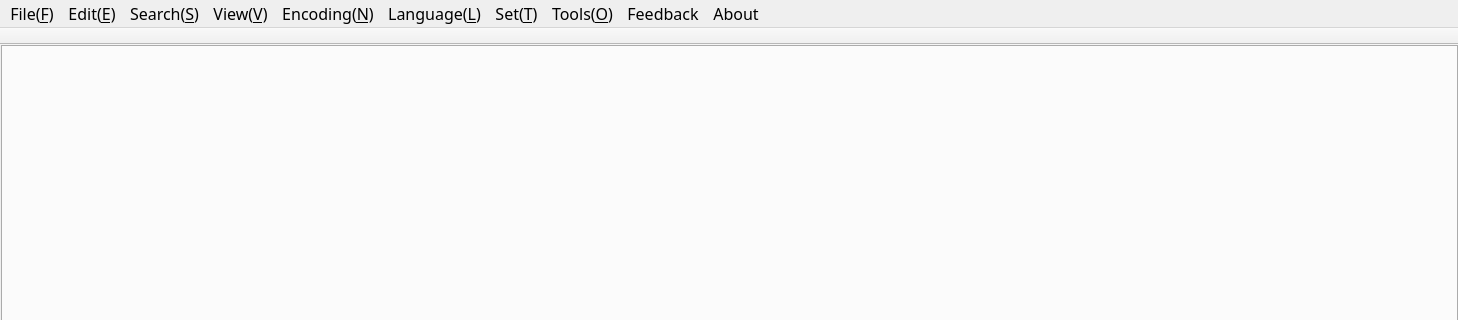
Old version of the form src/cceditor/ccnotepad.ui in the repository cxasm/notepad--; both pictures show x 0 to 1458 and y 0 to 320 of the 1458 by 789 pixel window.
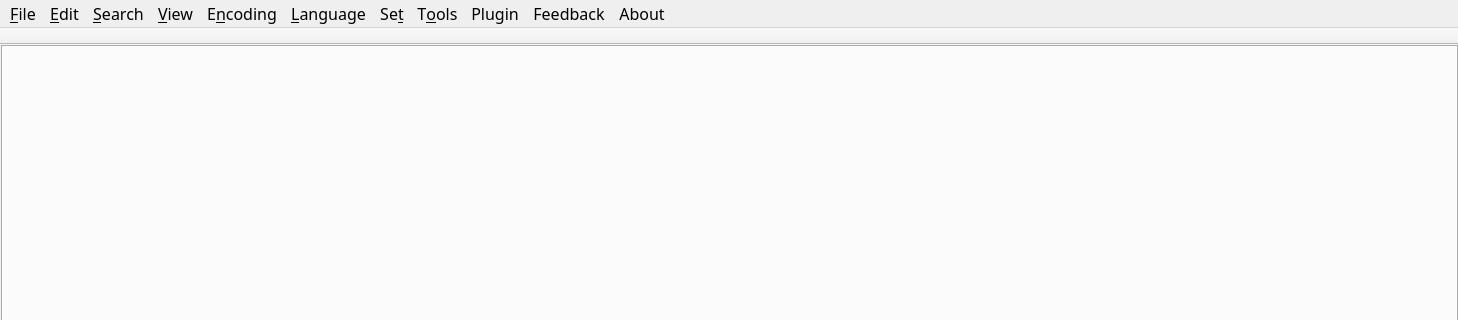
New version of the form. Icons and pictures are not drawn.

What changed in the file:
```diff
--- a/src/cceditor/ccnotepad.ui
+++ b/src/cceditor/ccnotepad.ui
@@ -79,7 +79,7 @@
      <x>0</x>
      <y>0</y>
      <width>1458</width>
-     <height>23</height>
+     <height>27</height>
     </rect>
    </property>
    <widget class="QMenu" name="menuFile">
@@ -87,7 +87,7 @@
      <enum>Qt::LeftToRight</enum>
     </property>
     <property name="title">
-     <string>File(&amp;F)</string>
+     <string>&amp;File</string>
     </property>
     <addaction name="actionNewFile"/>
     <addaction name="actionOpenFile"/>
@@ -103,7 +103,7 @@
      <enum>Qt::LeftToRight</enum>
     </property>
     <property name="title">
-     <string>Edit(&amp;E)</string>
+     <string>&amp;Edit</string>
     </property>
     <widget class="QMenu" name="menuformat_conversion">
      <property name="title">
@@ -180,7 +180,7 @@
    </widget>
    <widget class="QMenu" name="menuSearch">
     <property name="title">
-     <string>Search(&amp;S)</string>
+     <string>&amp;Search</string>
     </property>
     <widget class="QMenu" name="menuBook_Mark">
      <property name="title">
@@ -204,7 +204,7 @@
    </widget>
    <widget class="QMenu" name="menuView">
     <property name="title">
-     <string>View(&amp;V)</string>
+     <string>&amp;View</string>
     </property>
     <widget class="QMenu" name="menudisplay_symbols">
      <property name="title">
@@ -232,7 +232,7 @@
    </widget>
    <widget class="QMenu" name="menuCode">
     <property name="title">
-     <string>Encoding(&amp;N)</string>
+     <string>E&amp;ncoding</string>
     </property>
     <widget class="QMenu" name="menuASNI">
      <property name="title">
@@ -263,7 +263,7 @@
    </widget>
    <widget class="QMenu" name="menuLanguage">
     <property name="title">
-     <string>Language(&amp;L)</string>
+     <string>&amp;Language</string>
     </property>
     <widget class="QMenu" name="menuP">
      <property name="title">
@@ -466,7 +466,7 @@
    </widget>
    <widget class="QMenu" name="menuSet">
     <property name="title">
-     <string>Set(&amp;T)</string>
+     <string>Se&amp;t</string>
     </property>
     <widget class="QMenu" name="menuLanguage_2">
      <property name="title">
@@ -495,9 +495,15 @@
    </widget>
    <widget class="QMenu" name="menuTools">
     <property name="title">
-     <string>Tools(&amp;O)</string>
+     <string>T&amp;ools</string>
     </property>
    </widget>
+   <widget class="QMenu" name="menuPlugin">
+    <property name="title">
+     <string>Plugin</string>
+    </property>
+    <addaction name="actionPlugin_Manager"/>
+   </widget>
    <addaction name="menuFile"/>
    <addaction name="menuEdit"/>
    <addaction name="menuSearch"/>
@@ -506,6 +512,8 @@
    <addaction name="menuLanguage"/>
    <addaction name="menuSet"/>
    <addaction name="menuTools"/>
+   <addaction name="menuPlugin"/>
+   <addaction name="menuCompare"/>
    <addaction name="menuAbout"/>
    <addaction name="menuAbout_2"/>
   </widget>
```
Left out of the diff: 87 changed lines with no effect on the pictures.
